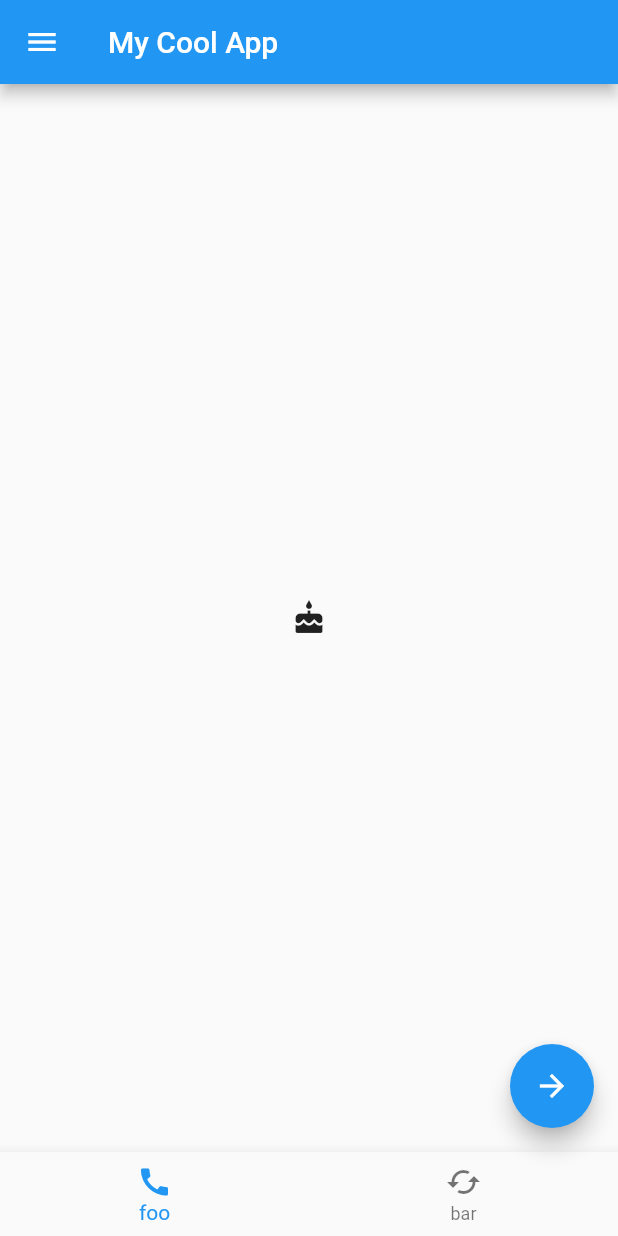
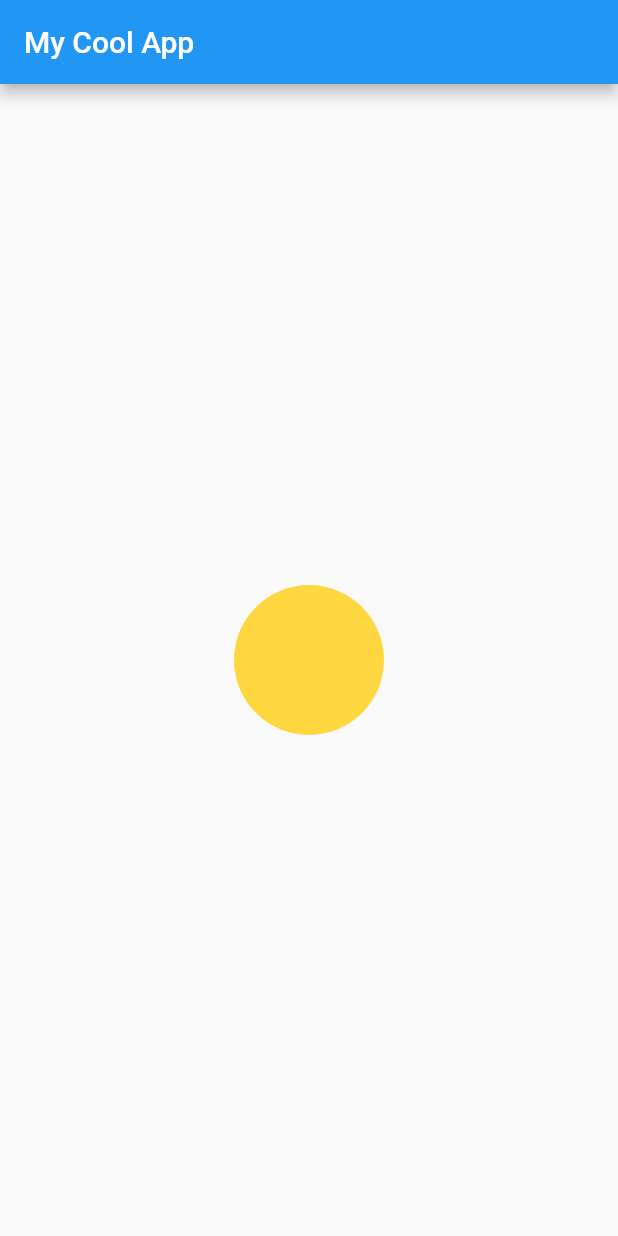
Before and after one commit to egidiocs/flutter-fireship-firebase-quizzap, a Flutter app: the screen it shows after launch, on a phone screen of 412 x 824 dp. Run offline on Flutter 3.47's test engine with Material 2 defaults, Android fonts, the phone set to English and light mode, and no system bars.

Commit message:
widgets-box-decoration

```diff
--- a/lib/main.dart
+++ b/lib/main.dart
@@ -7,22 +7,17 @@ class MyApp extends StatelessWidget {
   Widget build(BuildContext context) {
     return MaterialApp(
       home: Scaffold(
-        appBar: AppBar(
-          title: Text('My Cool App'),
-        ),
-        body: Center(
-          child: Icon(Icons.cake),
-        ),
-        floatingActionButton: FloatingActionButton(
-          onPressed: () {},
-          child: Icon(Icons.arrow_forward),
-        ),
-        drawer: Drawer(),
-        bottomNavigationBar: BottomNavigationBar(items: [
-          BottomNavigationBarItem(title: Text('foo'), icon: Icon(Icons.call)),
-          BottomNavigationBarItem(title: Text('bar'), icon: Icon(Icons.cached))
-        ]),
-      ),
+          appBar: AppBar(
+            title: Text('My Cool App'),
+          ),
+          body: Center(
+            child: Container(
+              width: 100,
+              height: 100,
+              decoration: BoxDecoration(
+                  color: Colors.amberAccent, shape: BoxShape.circle),
+            ),
+          )),
     );
   }
 }
```
